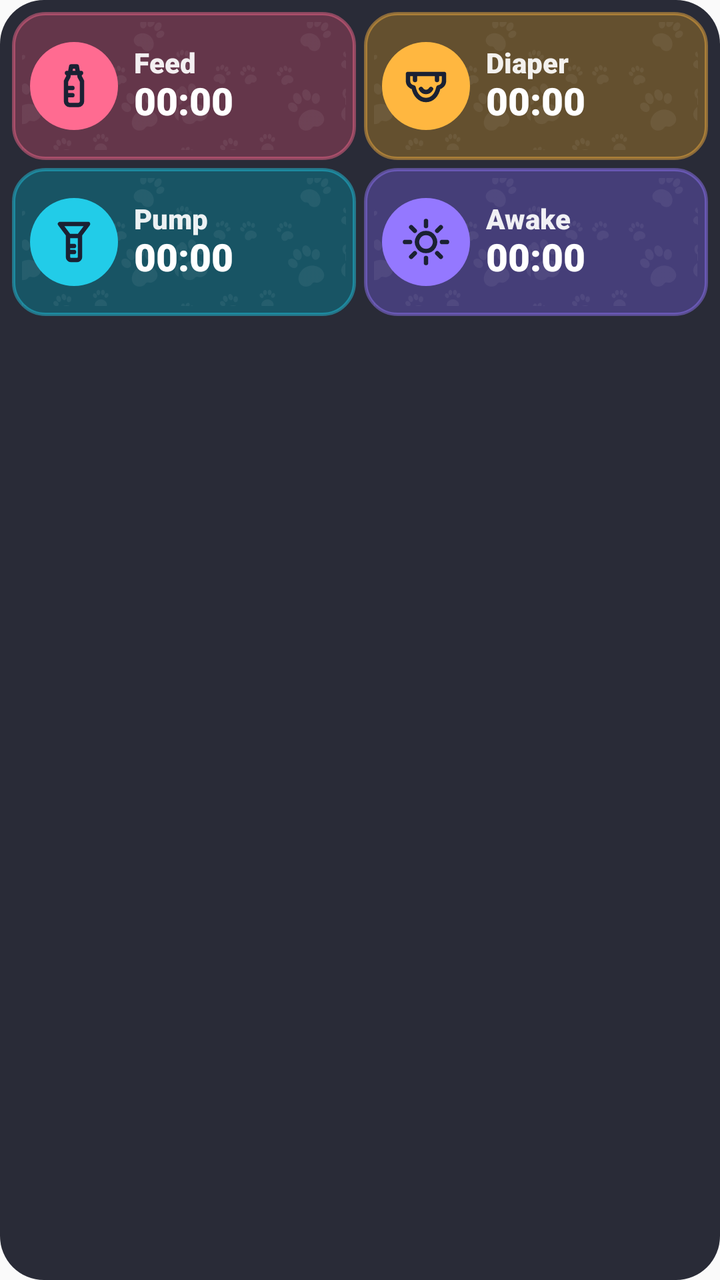
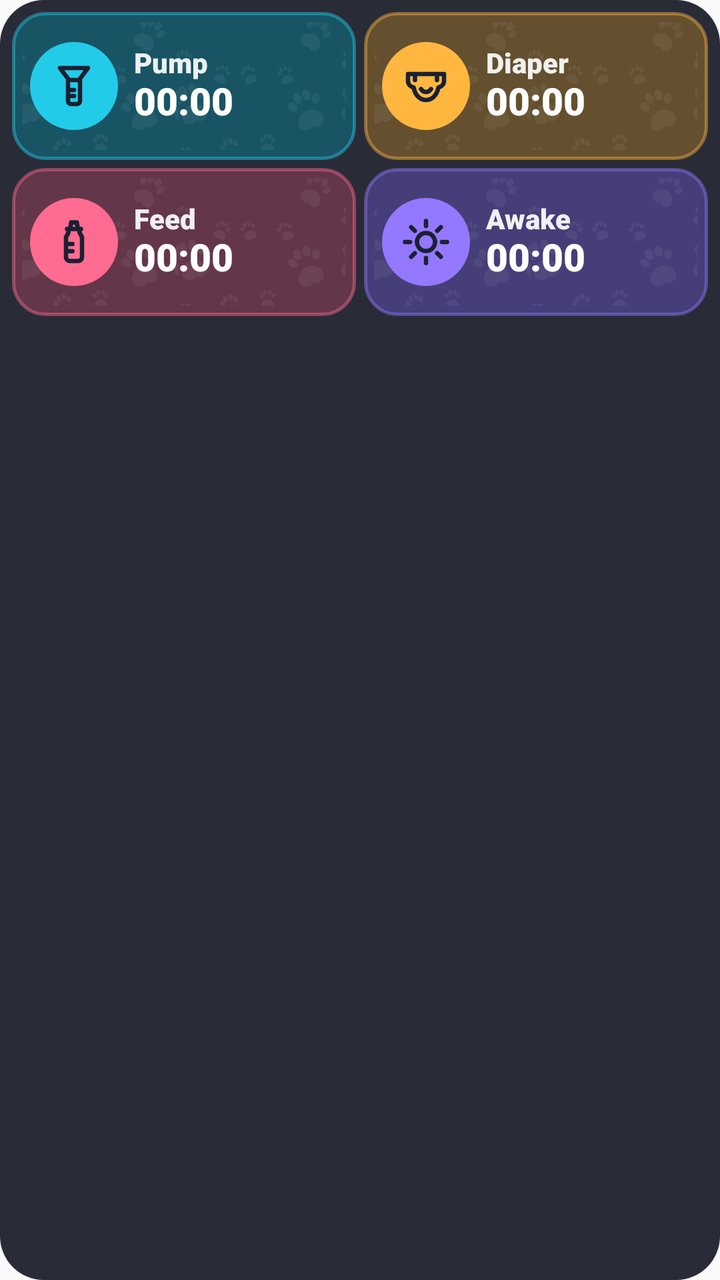

Compare the two renders of this Android layout. The source of the first and the diff that turns it into the second are given below.
<!-- AndroidManifest.xml: application theme AppTheme -->
<!-- res/layout/live_grid.xml -->
<?xml version="1.0" encoding="utf-8"?>
<LinearLayout xmlns:android="http://schemas.android.com/apk/res/android" android:layout_width="match_parent" android:layout_height="wrap_content" android:orientation="vertical" android:background="@drawable/live_card" android:padding="6dp"><LinearLayout android:layout_width="match_parent" android:layout_height="wrap_content" android:orientation="horizontal"><LinearLayout android:id="@+id/t_feed" android:layout_width="0dp" android:layout_weight="1" android:layout_height="74dp" android:orientation="horizontal" android:gravity="center_vertical" android:paddingLeft="9dp" android:paddingRight="6dp" android:background="@drawable/tile_feed">
  <ImageView android:id="@+id/i_feed" android:layout_width="44dp" android:layout_height="44dp" android:padding="10dp" android:background="@drawable/dot_feed" android:src="@drawable/ic_feed"/>
  <LinearLayout android:layout_width="match_parent" android:layout_height="wrap_content" android:orientation="vertical" android:layout_marginLeft="8dp">
    <TextView android:id="@+id/n_feed" android:layout_width="wrap_content" android:layout_height="wrap_content" android:text="Feed" android:textSize="14sp" android:textColor="#EBFFFFFF" android:fontFamily="sans-serif-black" android:includeFontPadding="false" android:maxLines="1"/>
    <Chronometer android:id="@+id/c_feed" android:layout_width="wrap_content" android:layout_height="wrap_content" android:textSize="19sp" android:textColor="#FFFFFFFF" android:fontFamily="sans-serif-black" android:includeFontPadding="false" android:maxLines="1"/>
    <TextView android:id="@+id/d_feed" android:layout_width="wrap_content" android:layout_height="wrap_content" android:text="–" android:textSize="19sp" android:visibility="gone" android:textColor="#FFFFFFFF" android:fontFamily="sans-serif-black" android:includeFontPadding="false" android:maxLines="1"/>
    <TextView android:id="@+id/x_feed" android:layout_width="wrap_content" android:layout_height="wrap_content" android:textSize="10sp" android:visibility="gone" android:textColor="#CCFFFFFF" android:fontFamily="sans-serif-medium" android:includeFontPadding="false" android:maxLines="1"/>
  </LinearLayout>
</LinearLayout><FrameLayout android:layout_width="4dp" android:layout_height="4dp"/><LinearLayout android:id="@+id/t_diaper" android:layout_width="0dp" android:layout_weight="1" android:layout_height="74dp" android:orientation="horizontal" android:gravity="center_vertical" android:paddingLeft="9dp" android:paddingRight="6dp" android:background="@drawable/tile_diaper">
  <ImageView android:id="@+id/i_diaper" android:layout_width="44dp" android:layout_height="44dp" android:padding="10dp" android:background="@drawable/dot_diaper" android:src="@drawable/ic_diaper"/>
  <LinearLayout android:layout_width="match_parent" android:layout_height="wrap_content" android:orientation="vertical" android:layout_marginLeft="8dp">
    <TextView android:id="@+id/n_diaper" android:layout_width="wrap_content" android:layout_height="wrap_content" android:text="Diaper" android:textSize="14sp" android:textColor="#EBFFFFFF" android:fontFamily="sans-serif-black" android:includeFontPadding="false" android:maxLines="1"/>
    <Chronometer android:id="@+id/c_diaper" android:layout_width="wrap_content" android:layout_height="wrap_content" android:textSize="19sp" android:textColor="#FFFFFFFF" android:fontFamily="sans-serif-black" android:includeFontPadding="false" android:maxLines="1"/>
    <TextView android:id="@+id/d_diaper" android:layout_width="wrap_content" android:layout_height="wrap_content" android:text="–" android:textSize="19sp" android:visibility="gone" android:textColor="#FFFFFFFF" android:fontFamily="sans-serif-black" android:includeFontPadding="false" android:maxLines="1"/>
    <TextView android:id="@+id/x_diaper" android:layout_width="wrap_content" android:layout_height="wrap_content" android:textSize="10sp" android:visibility="gone" android:textColor="#CCFFFFFF" android:fontFamily="sans-serif-medium" android:includeFontPadding="false" android:maxLines="1"/>
  </LinearLayout>
</LinearLayout></LinearLayout><FrameLayout android:layout_width="4dp" android:layout_height="4dp"/><LinearLayout android:layout_width="match_parent" android:layout_height="wrap_content" android:orientation="horizontal"><LinearLayout android:id="@+id/t_pump" android:layout_width="0dp" android:layout_weight="1" android:layout_height="74dp" android:orientation="horizontal" android:gravity="center_vertical" android:paddingLeft="9dp" android:paddingRight="6dp" android:background="@drawable/tile_pump">
  <ImageView android:id="@+id/i_pump" android:layout_width="44dp" android:layout_height="44dp" android:padding="10dp" android:background="@drawable/dot_pump" android:src="@drawable/ic_pump"/>
  <LinearLayout android:layout_width="match_parent" android:layout_height="wrap_content" android:orientation="vertical" android:layout_marginLeft="8dp">
    <TextView android:id="@+id/n_pump" android:layout_width="wrap_content" android:layout_height="wrap_content" android:text="Pump" android:textSize="14sp" android:textColor="#EBFFFFFF" android:fontFamily="sans-serif-black" android:includeFontPadding="false" android:maxLines="1"/>
    <Chronometer android:id="@+id/c_pump" android:layout_width="wrap_content" android:layout_height="wrap_content" android:textSize="19sp" android:textColor="#FFFFFFFF" android:fontFamily="sans-serif-black" android:includeFontPadding="false" android:maxLines="1"/>
    <TextView android:id="@+id/d_pump" android:layout_width="wrap_content" android:layout_height="wrap_content" android:text="–" android:textSize="19sp" android:visibility="gone" android:textColor="#FFFFFFFF" android:fontFamily="sans-serif-black" android:includeFontPadding="false" android:maxLines="1"/>
    <TextView android:id="@+id/x_pump" android:layout_width="wrap_content" android:layout_height="wrap_content" android:textSize="10sp" android:visibility="gone" android:textColor="#CCFFFFFF" android:fontFamily="sans-serif-medium" android:includeFontPadding="false" android:maxLines="1"/>
  </LinearLayout>
</LinearLayout><FrameLayout android:layout_width="4dp" android:layout_height="4dp"/><LinearLayout android:id="@+id/t_nap" android:layout_width="0dp" android:layout_weight="1" android:layout_height="74dp" android:orientation="horizontal" android:gravity="center_vertical" android:paddingLeft="9dp" android:paddingRight="6dp" android:background="@drawable/tile_nap">
  <ImageView android:id="@+id/i_nap" android:layout_width="44dp" android:layout_height="44dp" android:padding="10dp" android:background="@drawable/dot_nap" android:src="@drawable/ic_sun"/>
  <LinearLayout android:layout_width="match_parent" android:layout_height="wrap_content" android:orientation="vertical" android:layout_marginLeft="8dp">
    <TextView android:id="@+id/n_nap" android:layout_width="wrap_content" android:layout_height="wrap_content" android:text="Awake" android:textSize="14sp" android:textColor="#EBFFFFFF" android:fontFamily="sans-serif-black" android:includeFontPadding="false" android:maxLines="1"/>
    <Chronometer android:id="@+id/c_nap" android:layout_width="wrap_content" android:layout_height="wrap_content" android:textSize="19sp" android:textColor="#FFFFFFFF" android:fontFamily="sans-serif-black" android:includeFontPadding="false" android:maxLines="1"/>
    <TextView android:id="@+id/d_nap" android:layout_width="wrap_content" android:layout_height="wrap_content" android:text="–" android:textSize="19sp" android:visibility="gone" android:textColor="#FFFFFFFF" android:fontFamily="sans-serif-black" android:includeFontPadding="false" android:maxLines="1"/>
    <TextView android:id="@+id/x_nap" android:layout_width="wrap_content" android:layout_height="wrap_content" android:textSize="10sp" android:visibility="gone" android:textColor="#CCFFFFFF" android:fontFamily="sans-serif-medium" android:includeFontPadding="false" android:maxLines="1"/>
  </LinearLayout>
</LinearLayout></LinearLayout></LinearLayout>
<!-- resources referenced by this layout -->
<resources>
  <!-- drawable dot_diaper (drawable) -->
  <?xml version="1.0" encoding="utf-8"?>
  <shape xmlns:android="http://schemas.android.com/apk/res/android" android:shape="oval"><solid android:color="#FFB740"/></shape>
  <!-- drawable dot_feed (drawable) -->
  <?xml version="1.0" encoding="utf-8"?>
  <shape xmlns:android="http://schemas.android.com/apk/res/android" android:shape="oval"><solid android:color="#FF6B91"/></shape>
  <!-- drawable dot_nap (drawable) -->
  <?xml version="1.0" encoding="utf-8"?>
  <shape xmlns:android="http://schemas.android.com/apk/res/android" android:shape="oval"><solid android:color="#9478FF"/></shape>
  <!-- drawable dot_pump (drawable) -->
  <?xml version="1.0" encoding="utf-8"?>
  <shape xmlns:android="http://schemas.android.com/apk/res/android" android:shape="oval"><solid android:color="#22CCE8"/></shape>
  <!-- drawable live_card (drawable) -->
  <?xml version="1.0" encoding="utf-8"?>
  <shape xmlns:android="http://schemas.android.com/apk/res/android" android:shape="rectangle"><solid android:color="#EB171A26"/><corners android:radius="22dp"/></shape>
  <!-- drawable tile_diaper (drawable) -->
  <?xml version="1.0" encoding="utf-8"?>
  <layer-list xmlns:android="http://schemas.android.com/apk/res/android"><item><shape android:shape="rectangle"><solid android:color="#64502F"/><stroke android:width="1.5dp" android:color="#73FFB740"/><corners android:radius="16dp"/></shape></item><item android:top="5dp" android:bottom="5dp" android:left="5dp" android:right="5dp"><bitmap android:src="@drawable/paws" android:tileMode="repeat" android:alpha="0.06"/></item></layer-list>
  <!-- drawable tile_feed (drawable) -->
  <?xml version="1.0" encoding="utf-8"?>
  <layer-list xmlns:android="http://schemas.android.com/apk/res/android"><item><shape android:shape="rectangle"><solid android:color="#64364A"/><stroke android:width="1.5dp" android:color="#73FF6B91"/><corners android:radius="16dp"/></shape></item><item android:top="5dp" android:bottom="5dp" android:left="5dp" android:right="5dp"><bitmap android:src="@drawable/paws" android:tileMode="repeat" android:alpha="0.06"/></item></layer-list>
  <!-- drawable tile_nap (drawable) -->
  <?xml version="1.0" encoding="utf-8"?>
  <layer-list xmlns:android="http://schemas.android.com/apk/res/android"><item><shape android:shape="rectangle"><solid android:color="#453E78"/><stroke android:width="1.5dp" android:color="#739478FF"/><corners android:radius="16dp"/></shape></item><item android:top="5dp" android:bottom="5dp" android:left="5dp" android:right="5dp"><bitmap android:src="@drawable/paws" android:tileMode="repeat" android:alpha="0.06"/></item></layer-list>
  <!-- drawable tile_pump (drawable) -->
  <?xml version="1.0" encoding="utf-8"?>
  <layer-list xmlns:android="http://schemas.android.com/apk/res/android"><item><shape android:shape="rectangle"><solid android:color="#185464"/><stroke android:width="1.5dp" android:color="#7322CCE8"/><corners android:radius="16dp"/></shape></item><item android:top="5dp" android:bottom="5dp" android:left="5dp" android:right="5dp"><bitmap android:src="@drawable/paws" android:tileMode="repeat" android:alpha="0.06"/></item></layer-list>
  <style name="AppTheme" parent="Theme.AppCompat.Light.DarkActionBar">
          
          <item name="colorPrimary">@color/colorPrimary</item>
          <item name="colorPrimaryDark">@color/colorPrimaryDark</item>
          <item name="colorAccent">@color/colorAccent</item>
      </style>
  <!-- unchanged entries left out for length: 5 -->
</resources>

<!-- the commit's change to res/layout/live_grid.xml (unified diff, before → after) -->
@@ -1,11 +1,11 @@
 <?xml version="1.0" encoding="utf-8"?>
-<LinearLayout xmlns:android="http://schemas.android.com/apk/res/android" android:layout_width="match_parent" android:layout_height="wrap_content" android:orientation="vertical" android:background="@drawable/live_card" android:padding="6dp"><LinearLayout android:layout_width="match_parent" android:layout_height="wrap_content" android:orientation="horizontal"><LinearLayout android:id="@+id/t_feed" android:layout_width="0dp" android:layout_weight="1" android:layout_height="74dp" android:orientation="horizontal" android:gravity="center_vertical" android:paddingLeft="9dp" android:paddingRight="6dp" android:background="@drawable/tile_feed">
-  <ImageView android:id="@+id/i_feed" android:layout_width="44dp" android:layout_height="44dp" android:padding="10dp" android:background="@drawable/dot_feed" android:src="@drawable/ic_feed"/>
+<LinearLayout xmlns:android="http://schemas.android.com/apk/res/android" android:layout_width="match_parent" android:layout_height="wrap_content" android:orientation="vertical" android:background="@drawable/live_card" android:padding="6dp"><TextView android:id="@+id/napline" android:layout_width="match_parent" android:layout_height="28dp" android:layout_marginBottom="4dp" android:gravity="center" android:background="@drawable/napbar" android:textSize="14sp" android:visibility="gone" android:textColor="#FF1A2133" android:fontFamily="sans-serif-black" android:includeFontPadding="false" android:maxLines="1"/><LinearLayout android:layout_width="match_parent" android:layout_height="wrap_content" android:orientation="horizontal"><LinearLayout android:id="@+id/t_pump" android:layout_width="0dp" android:layout_weight="1" android:layout_height="74dp" android:orientation="horizontal" android:gravity="center_vertical" android:paddingLeft="9dp" android:paddingRight="6dp" android:background="@drawable/tile_pump">
+  <ImageView android:id="@+id/i_pump" android:layout_width="44dp" android:layout_height="44dp" android:padding="10dp" android:background="@drawable/dot_pump" android:src="@drawable/ic_pump"/>
   <LinearLayout android:layout_width="match_parent" android:layout_height="wrap_content" android:orientation="vertical" android:layout_marginLeft="8dp">
-    <TextView android:id="@+id/n_feed" android:layout_width="wrap_content" android:layout_height="wrap_content" android:text="Feed" android:textSize="14sp" android:textColor="#EBFFFFFF" android:fontFamily="sans-serif-black" android:includeFontPadding="false" android:maxLines="1"/>
-    <Chronometer android:id="@+id/c_feed" android:layout_width="wrap_content" android:layout_height="wrap_content" android:textSize="19sp" android:textColor="#FFFFFFFF" android:fontFamily="sans-serif-black" android:includeFontPadding="false" android:maxLines="1"/>
-    <TextView android:id="@+id/d_feed" android:layout_width="wrap_content" android:layout_height="wrap_content" android:text="–" android:textSize="19sp" android:visibility="gone" android:textColor="#FFFFFFFF" android:fontFamily="sans-serif-black" android:includeFontPadding="false" android:maxLines="1"/>
-    <TextView android:id="@+id/x_feed" android:layout_width="wrap_content" android:layout_height="wrap_content" android:textSize="10sp" android:visibility="gone" android:textColor="#CCFFFFFF" android:fontFamily="sans-serif-medium" android:includeFontPadding="false" android:maxLines="1"/>
+    <TextView android:id="@+id/n_pump" android:layout_width="wrap_content" android:layout_height="wrap_content" android:text="Pump" android:textSize="14sp" android:textColor="#EBFFFFFF" android:fontFamily="sans-serif-black" android:includeFontPadding="false" android:maxLines="1"/>
+    <Chronometer android:id="@+id/c_pump" android:layout_width="wrap_content" android:layout_height="wrap_content" android:textSize="19sp" android:textColor="#FFFFFFFF" android:fontFamily="sans-serif-black" android:includeFontPadding="false" android:maxLines="1"/>
+    <TextView android:id="@+id/d_pump" android:layout_width="wrap_content" android:layout_height="wrap_content" android:text="–" android:textSize="19sp" android:visibility="gone" android:textColor="#FFFFFFFF" android:fontFamily="sans-serif-black" android:includeFontPadding="false" android:maxLines="1"/>
+    <TextView android:id="@+id/x_pump" android:layout_width="wrap_content" android:layout_height="wrap_content" android:textSize="10sp" android:visibility="gone" android:textColor="#CCFFFFFF" android:fontFamily="sans-serif-medium" android:includeFontPadding="false" android:maxLines="1"/>
   </LinearLayout>
 </LinearLayout><FrameLayout android:layout_width="4dp" android:layout_height="4dp"/><LinearLayout android:id="@+id/t_diaper" android:layout_width="0dp" android:layout_weight="1" android:layout_height="74dp" android:orientation="horizontal" android:gravity="center_vertical" android:paddingLeft="9dp" android:paddingRight="6dp" android:background="@drawable/tile_diaper">
   <ImageView android:id="@+id/i_diaper" android:layout_width="44dp" android:layout_height="44dp" android:padding="10dp" android:background="@drawable/dot_diaper" android:src="@drawable/ic_diaper"/>
@@ -15,13 +15,13 @@
     <TextView android:id="@+id/d_diaper" android:layout_width="wrap_content" android:layout_height="wrap_content" android:text="–" android:textSize="19sp" android:visibility="gone" android:textColor="#FFFFFFFF" android:fontFamily="sans-serif-black" android:includeFontPadding="false" android:maxLines="1"/>
     <TextView android:id="@+id/x_diaper" android:layout_width="wrap_content" android:layout_height="wrap_content" android:textSize="10sp" android:visibility="gone" android:textColor="#CCFFFFFF" android:fontFamily="sans-serif-medium" android:includeFontPadding="false" android:maxLines="1"/>
   </LinearLayout>
-</LinearLayout></LinearLayout><FrameLayout android:layout_width="4dp" android:layout_height="4dp"/><LinearLayout android:layout_width="match_parent" android:layout_height="wrap_content" android:orientation="horizontal"><LinearLayout android:id="@+id/t_pump" android:layout_width="0dp" android:layout_weight="1" android:layout_height="74dp" android:orientation="horizontal" android:gravity="center_vertical" android:paddingLeft="9dp" android:paddingRight="6dp" android:background="@drawable/tile_pump">
-  <ImageView android:id="@+id/i_pump" android:layout_width="44dp" android:layout_height="44dp" android:padding="10dp" android:background="@drawable/dot_pump" android:src="@drawable/ic_pump"/>
+</LinearLayout></LinearLayout><FrameLayout android:layout_width="4dp" android:layout_height="4dp"/><LinearLayout android:layout_width="match_parent" android:layout_height="wrap_content" android:orientation="horizontal"><LinearLayout android:id="@+id/t_feed" android:layout_width="0dp" android:layout_weight="1" android:layout_height="74dp" android:orientation="horizontal" android:gravity="center_vertical" android:paddingLeft="9dp" android:paddingRight="6dp" android:background="@drawable/tile_feed">
+  <ImageView android:id="@+id/i_feed" android:layout_width="44dp" android:layout_height="44dp" android:padding="10dp" android:background="@drawable/dot_feed" android:src="@drawable/ic_feed"/>
   <LinearLayout android:layout_width="match_parent" android:layout_height="wrap_content" android:orientation="vertical" android:layout_marginLeft="8dp">
-    <TextView android:id="@+id/n_pump" android:layout_width="wrap_content" android:layout_height="wrap_content" android:text="Pump" android:textSize="14sp" android:textColor="#EBFFFFFF" android:fontFamily="sans-serif-black" android:includeFontPadding="false" android:maxLines="1"/>
-    <Chronometer android:id="@+id/c_pump" android:layout_width="wrap_content" android:layout_height="wrap_content" android:textSize="19sp" android:textColor="#FFFFFFFF" android:fontFamily="sans-serif-black" android:includeFontPadding="false" android:maxLines="1"/>
-    <TextView android:id="@+id/d_pump" android:layout_width="wrap_content" android:layout_height="wrap_content" android:text="–" android:textSize="19sp" android:visibility="gone" android:textColor="#FFFFFFFF" android:fontFamily="sans-serif-black" android:includeFontPadding="false" android:maxLines="1"/>
-    <TextView android:id="@+id/x_pump" android:layout_width="wrap_content" android:layout_height="wrap_content" android:textSize="10sp" android:visibility="gone" android:textColor="#CCFFFFFF" android:fontFamily="sans-serif-medium" android:includeFontPadding="false" android:maxLines="1"/>
+    <TextView android:id="@+id/n_feed" android:layout_width="wrap_content" android:layout_height="wrap_content" android:text="Feed" android:textSize="14sp" android:textColor="#EBFFFFFF" android:fontFamily="sans-serif-black" android:includeFontPadding="false" android:maxLines="1"/>
+    <Chronometer android:id="@+id/c_feed" android:layout_width="wrap_content" android:layout_height="wrap_content" android:textSize="19sp" android:textColor="#FFFFFFFF" android:fontFamily="sans-serif-black" android:includeFontPadding="false" android:maxLines="1"/>
+    <TextView android:id="@+id/d_feed" android:layout_width="wrap_content" android:layout_height="wrap_content" android:text="–" android:textSize="19sp" android:visibility="gone" android:textColor="#FFFFFFFF" android:fontFamily="sans-serif-black" android:includeFontPadding="false" android:maxLines="1"/>
+    <TextView android:id="@+id/x_feed" android:layout_width="wrap_content" android:layout_height="wrap_content" android:textSize="10sp" android:visibility="gone" android:textColor="#CCFFFFFF" android:fontFamily="sans-serif-medium" android:includeFontPadding="false" android:maxLines="1"/>
   </LinearLayout>
 </LinearLayout><FrameLayout android:layout_width="4dp" android:layout_height="4dp"/><LinearLayout android:id="@+id/t_nap" android:layout_width="0dp" android:layout_weight="1" android:layout_height="74dp" android:orientation="horizontal" android:gravity="center_vertical" android:paddingLeft="9dp" android:paddingRight="6dp" android:background="@drawable/tile_nap">
   <ImageView android:id="@+id/i_nap" android:layout_width="44dp" android:layout_height="44dp" android:padding="10dp" android:background="@drawable/dot_nap" android:src="@drawable/ic_sun"/>
<!-- resource entries referenced after the edit -->
@@ -15,6 +15,9 @@
   <!-- drawable live_card (drawable) -->
   <?xml version="1.0" encoding="utf-8"?>
   <shape xmlns:android="http://schemas.android.com/apk/res/android" android:shape="rectangle"><solid android:color="#EB171A26"/><corners android:radius="22dp"/></shape>
+  <!-- drawable napbar (drawable) -->
+  <?xml version="1.0" encoding="utf-8"?>
+  <shape xmlns:android="http://schemas.android.com/apk/res/android" android:shape="rectangle"><gradient android:angle="0" android:startColor="#F5A524" android:centerColor="#FFD66B" android:endColor="#F5A524"/><corners android:radius="14dp"/></shape>
   <!-- drawable tile_diaper (drawable) -->
   <?xml version="1.0" encoding="utf-8"?>
   <layer-list xmlns:android="http://schemas.android.com/apk/res/android"><item><shape android:shape="rectangle"><solid android:color="#64502F"/><stroke android:width="1.5dp" android:color="#73FFB740"/><corners android:radius="16dp"/></shape></item><item android:top="5dp" android:bottom="5dp" android:left="5dp" android:right="5dp"><bitmap android:src="@drawable/paws" android:tileMode="repeat" android:alpha="0.06"/></item></layer-list>
